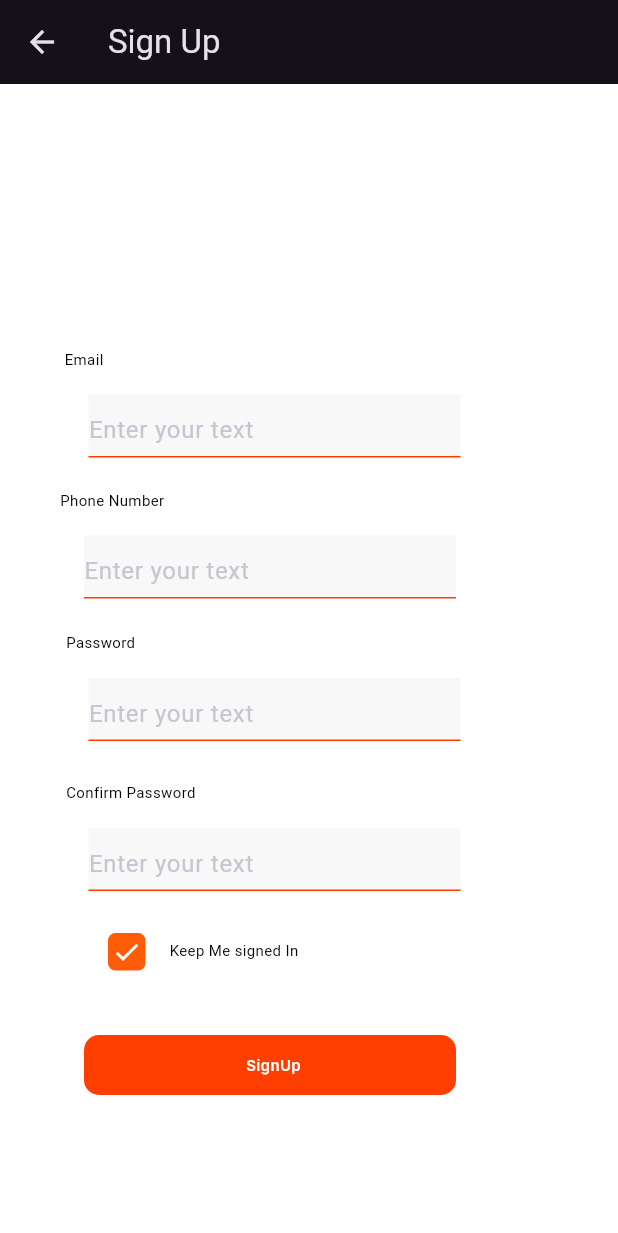
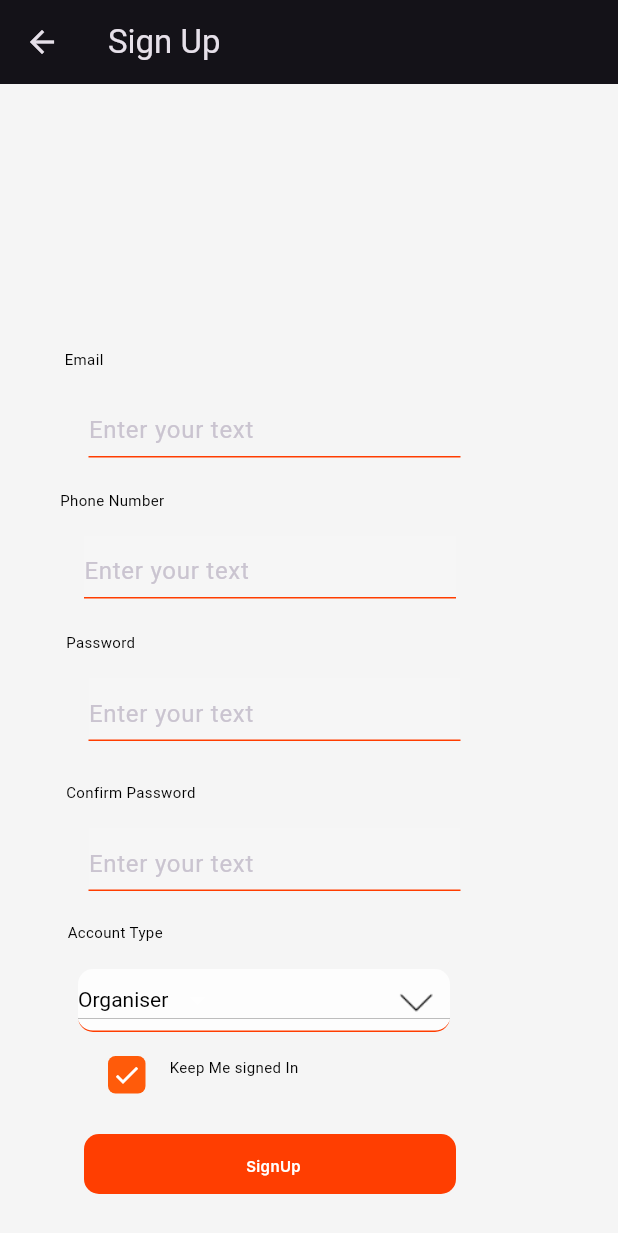
Before and after one commit to Kimutai004/tikiti, a Flutter app: the SignupPage screen opened directly, on a phone screen of 412 x 824 dp. Shown: the top 1233 px of the screen. Run offline on Flutter 3.47's test engine with Material 3 defaults, Android fonts, the phone set to English and light mode, and no system bars; our stand-ins replace firebase_auth, firebase_core, firebase_database, image_picker; accounts and stored records are empty; network calls fail; Roboto replaces fonts that are missing (Inter, Kaisei Decol).

Commit message:
modified signup

```diff
--- a/lib/signup.dart
+++ b/lib/signup.dart
@@ -9,9 +9,20 @@ class SignupPage extends StatefulWidget {
 }
 
 class _SignupPageState extends State<SignupPage> {
-  TextEditingController _emailController = TextEditingController(); // Define _emailController
-  TextEditingController _passwordController = TextEditingController(); // Define _passwordController
+  TextEditingController _emailController =
+      TextEditingController(); // Define _emailController
+  TextEditingController _passwordController =
+      TextEditingController(); // Define _passwordController
 
+  void dropdownCallback(String SelectedValue) {
+  if (SelectedValue is String) {
+    setState(() {
+      _dropdownValue = SelectedValue;
+    });
+  }
+  }
+
+  String _dropdownValue = 'Organiser'; // Initial dropdown value
   @override
   Widget build(BuildContext context) {
     return Scaffold(
@@ -24,19 +35,20 @@ class _SignupPageState extends State<SignupPage> {
             width: 360,
             height: 800,
             clipBehavior: Clip.antiAlias,
-            decoration: const BoxDecoration(color: Colors.white),
+            decoration: const BoxDecoration(color: Color(0xFFF5F5F5)),
             child: Stack(
               children: [
                 Positioned(
                   left: 56,
-                  top: 634,
+                  top: 700,
                   child: GestureDetector(
                     onTap: () {
                       FirebaseAuth.instance
                           .createUserWithEmailAndPassword(
-                            email: _emailController.text, // Use _emailController
-                            password: _passwordController.text, // Use _passwordController
-                          )
+                        email: _emailController.text, // Use _emailController
+                        password:
+                            _passwordController.text, // Use _passwordController
+                      )
                           .then((value) {
                         Navigator.push(
                           context,
@@ -65,16 +77,19 @@ class _SignupPageState extends State<SignupPage> {
                     width: 248,
                     height: 42,
                     decoration: const BoxDecoration(
-                      color: Color(0xC6F6F6F6),
                       border: Border(
                         bottom: BorderSide(width: 1, color: Color(0xFFFF3D00)),
                       ),
                     ),
                     child: TextField(
-                      controller: _emailController, // Use _emailController
+                      controller: _emailController,
+                      style: TextStyle(
+                          color: Colors.black,
+                        ), // Use _emailController
                       decoration: InputDecoration(
                         border: InputBorder.none,
                         hintText: 'Enter your text',
+
                       ),
                     ),
                   ),
@@ -93,6 +108,9 @@ class _SignupPageState extends State<SignupPage> {
                     ),
                     child: TextField(
                       controller: _passwordController, // Use _passwordController
+                        style: TextStyle(
+                          color: Colors.black,
+                        ),
                       decoration: InputDecoration(
                         border: InputBorder.none,
                         hintText: 'Enter your text',
@@ -113,6 +131,9 @@ class _SignupPageState extends State<SignupPage> {
                       ),
                     ),
                     child: TextField(
+                      style: TextStyle(
+                          color: Colors.black,
+                        ),
                       decoration: InputDecoration(
                         border: InputBorder.none,
                         hintText: 'Enter your text',
@@ -147,6 +168,9 @@ class _SignupPageState extends State<SignupPage> {
                       ),
                     ),
                     child: TextField(
+                      style: TextStyle(
+                          color: Colors.black,
+                        ),
                       decoration: InputDecoration(
                         border: InputBorder.none,
                         hintText: 'Enter your text',
@@ -198,7 +222,7 @@ class _SignupPageState extends State<SignupPage> {
                 ),
                 Positioned(
                   left: 72,
-                  top: 566,
+                  top: 648,
                   child: GestureDetector(
                     onTap: () {
                       // Handle checkbox click event here
@@ -219,9 +243,76 @@ class _SignupPageState extends State<SignupPage> {
                     ),
                   ),
                 ),
+                Positioned(
+                  left: 45,
+                  top: 560,
+                  child: Text(
+                    'Account Type',
+                    style: TextStyle(
+                      color: Colors.black,
+                      fontSize: 10,
+                      fontFamily: 'Kaisei Decol',
+                      fontWeight: FontWeight.w400,
+                      height: 0,
+                    ),
+                  ),
+                ),
+                Positioned(
+                  left: 52,
+                  top: 590,
+
+                  child: Container(
+                    width: 248,
+                    height: 42,
+                    decoration: BoxDecoration(
+                      color: Color.fromARGB(255, 255, 255, 255).withOpacity(0.7799999713897705),
+                      borderRadius: BorderRadius.circular(10),
+                      border: Border(
+                        bottom: BorderSide(width: 1, color: Color(0xFFFF3D00)),
+                      ),
+                    ),
+
+                    child: DropdownButton<String>(
+                      value: _dropdownValue,
+                      style: TextStyle(
+                          color: Colors.black,
+                        ),
+                      items: [
+                      DropdownMenuItem(
+                        value: "Organiser",
+                        child: Text("Organiser"),
+
+                      ),
+                      DropdownMenuItem(
+                        value: "Participant",
+                        child: Text("Participant"),
+                      ),
+                      ],
+                      onChanged: (String? value) {
+                      setState(() {
+                        _dropdownValue = value!;
+                      });
+                      },
+                    ),
+                  ),
+                ),
+                Positioned(
+                  left: 265,
+                  top: 600,
+                  child: Container(
+                    width: 25,
+                    height: 25,
+                    decoration: BoxDecoration(
+                      image: const DecorationImage(
+                        image: AssetImage("assets/Expand Arrow.png"),
+                        fit: BoxFit.contain,
+                      ),
+                    ),
+                  ),
+                ),
                 const Positioned(
                   left: 113,
-                  top: 572,
+                  top: 650,
                   child: Text(
                     'Keep Me signed In',
                     style: TextStyle(
@@ -235,7 +326,7 @@ class _SignupPageState extends State<SignupPage> {
                 ),
                 Positioned(
                   left: 164,
-                  top: 648,
+                  top: 715,
                   child: Text(
                     'SignUp',
                     textAlign: TextAlign.center,
@@ -248,7 +339,6 @@ class _SignupPageState extends State<SignupPage> {
                     ),
                   ),
                 ),
-
               ],
             ),
           ),
```
